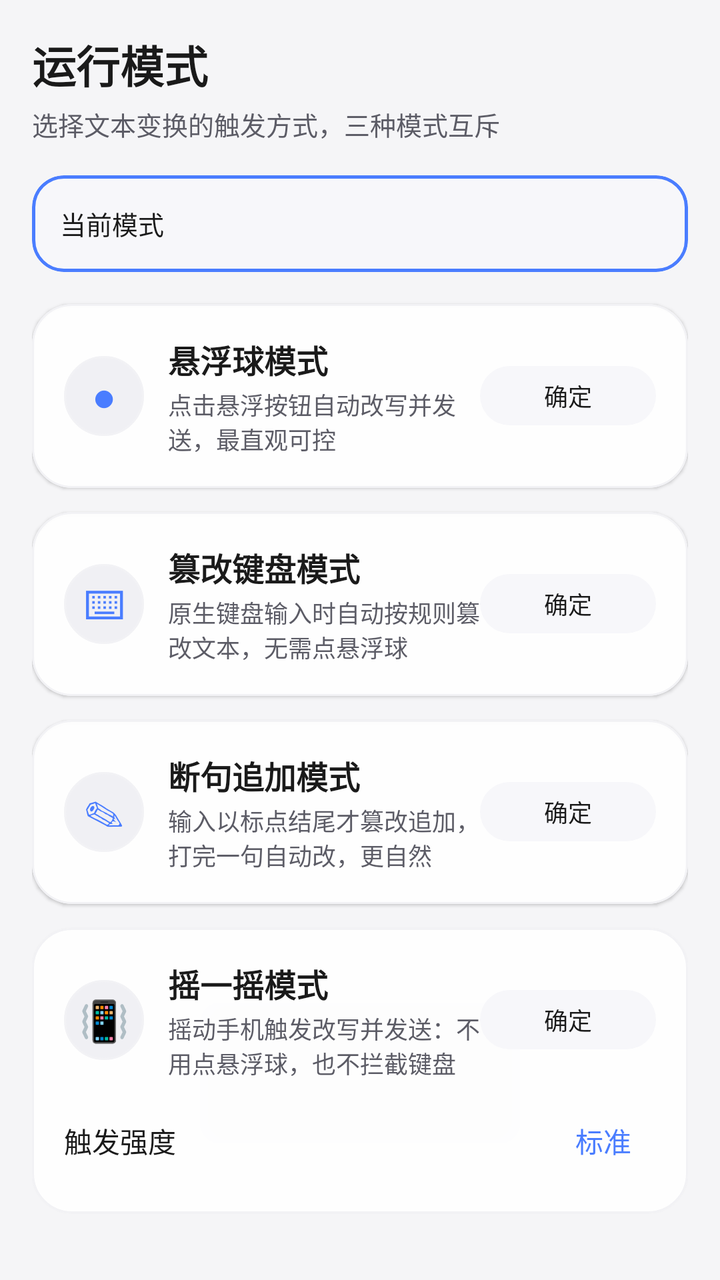
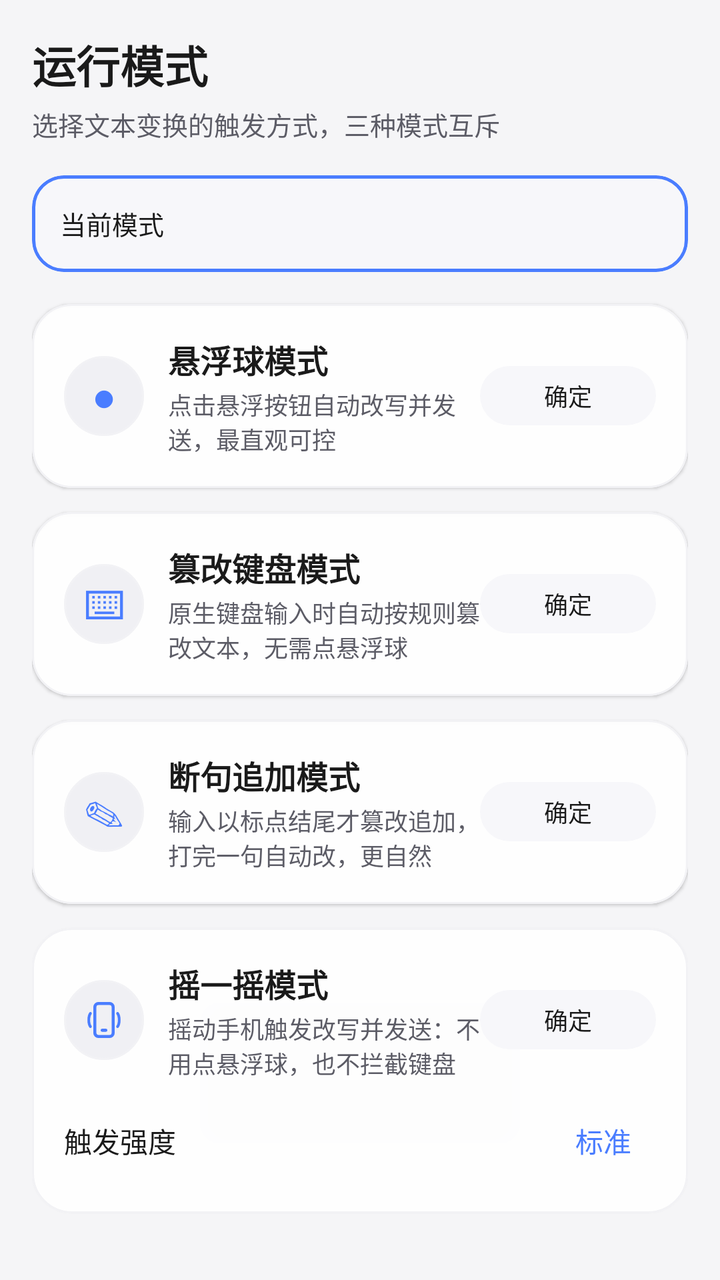

Compare the two renders of this Android layout. The source of the first and the diff that turns it into the second are given below.
<!-- AndroidManifest.xml: application theme Theme.NekoType -->
<!-- res/layout/fragment_mode.xml -->
<?xml version="1.0" encoding="utf-8"?>
<androidx.core.widget.NestedScrollView xmlns:android="http://schemas.android.com/apk/res/android"
    xmlns:app="http://schemas.android.com/apk/res-auto"
    android:layout_width="match_parent"
    android:layout_height="match_parent"
    android:fillViewport="true">

    <LinearLayout
        android:layout_width="match_parent"
        android:layout_height="wrap_content"
        android:orientation="vertical"
        android:padding="16dp">

        
        <TextView
            android:layout_width="wrap_content"
            android:layout_height="wrap_content"
            android:text="@string/mode_title"
            android:textSize="@dimen/ts_22"
            android:textStyle="bold"
            android:textColor="?attr/colorOnSurface"/>
        <TextView
            android:layout_width="match_parent"
            android:layout_height="wrap_content"
            android:text="@string/mode_subtitle"
            android:textSize="@dimen/ts_13"
            android:textColor="?attr/colorOnSurfaceVariant"
            android:layout_marginTop="4dp"
            android:layout_marginBottom="16dp"/>

        
        <com.google.android.material.card.MaterialCardView
            android:layout_width="match_parent"
            android:layout_height="wrap_content"
            app:cardCornerRadius="16dp"
            app:cardElevation="0dp"
            app:strokeColor="?attr/colorPrimary"
            app:strokeWidth="1.5dp"
            app:cardBackgroundColor="?attr/colorPrimaryContainer"
            android:layout_marginBottom="16dp">
            <LinearLayout
                android:layout_width="match_parent"
                android:layout_height="wrap_content"
                android:orientation="horizontal"
                android:gravity="center_vertical"
                android:padding="14dp">
                <TextView
                    android:layout_width="wrap_content"
                    android:layout_height="wrap_content"
                    android:text="@string/mode_current"
                    android:textSize="@dimen/ts_13"
                    android:textColor="?attr/colorOnPrimaryContainer"/>
                <TextView
                    android:id="@+id/tvCurrentMode"
                    android:layout_width="0dp"
                    android:layout_height="wrap_content"
                    android:layout_weight="1"
                    android:layout_marginStart="8dp"
                    android:textSize="@dimen/ts_15"
                    android:textStyle="bold"
                    android:textColor="?attr/colorOnPrimaryContainer"/>
            </LinearLayout>
        </com.google.android.material.card.MaterialCardView>

        
        <com.google.android.material.card.MaterialCardView
            android:id="@+id/cardModeFab"
            android:layout_width="match_parent"
            android:layout_height="wrap_content"
            app:cardCornerRadius="20dp"
            app:cardElevation="1dp"
            app:strokeColor="?attr/colorOutlineVariant"
            app:strokeWidth="1dp"
            app:cardBackgroundColor="?attr/colorSurface"
            android:layout_marginBottom="12dp"
            android:clickable="true"
            android:focusable="true"
            android:foreground="?attr/selectableItemBackground">
            <LinearLayout
                android:layout_width="match_parent"
                android:layout_height="wrap_content"
                android:orientation="vertical"
                android:padding="16dp">
                <LinearLayout
                    android:layout_width="match_parent"
                    android:layout_height="wrap_content"
                    android:orientation="horizontal"
                    android:gravity="center_vertical">
                    <TextView
                        android:layout_width="40dp"
                        android:layout_height="40dp"
                        android:text="●"
                        android:textSize="@dimen/ts_20"
                        android:gravity="center"
                        android:textColor="@color/md_theme_primary"
                        android:background="@drawable/bg_circle"/>
                    <LinearLayout
                        android:layout_width="0dp"
                        android:layout_height="wrap_content"
                        android:layout_weight="1"
                        android:layout_marginStart="12dp"
                        android:orientation="vertical">
                        <TextView
                            android:layout_width="wrap_content"
                            android:layout_height="wrap_content"
                            android:text="@string/mode_fab"
                            android:textSize="@dimen/ts_16"
                            android:textStyle="bold"
                            android:textColor="?attr/colorOnSurface"/>
                        <TextView
                            android:layout_width="match_parent"
                            android:layout_height="wrap_content"
                            android:text="@string/mode_fab_desc"
                            android:textSize="@dimen/ts_12"
                            android:textColor="?attr/colorOnSurfaceVariant"
                            android:layout_marginTop="2dp"/>
                    </LinearLayout>
                    <com.google.android.material.button.MaterialButton
                        android:id="@+id/btnSelectFab"
                        style="@style/Widget.Material3.Button.TonalButton"
                        android:layout_width="wrap_content"
                        android:layout_height="wrap_content"
                        android:minHeight="36dp"
                        android:textSize="@dimen/ts_12"
                        android:text="@string/u71"/>
                </LinearLayout>
            </LinearLayout>
        </com.google.android.material.card.MaterialCardView>

        
        <com.google.android.material.card.MaterialCardView
            android:id="@+id/cardModeForce"
            android:layout_width="match_parent"
            android:layout_height="wrap_content"
            app:cardCornerRadius="20dp"
            app:cardElevation="1dp"
            app:strokeColor="?attr/colorOutlineVariant"
            app:strokeWidth="1dp"
            app:cardBackgroundColor="?attr/colorSurface"
            android:layout_marginBottom="12dp"
            android:clickable="true"
            android:focusable="true"
            android:foreground="?attr/selectableItemBackground">
            <LinearLayout
                android:layout_width="match_parent"
                android:layout_height="wrap_content"
                android:orientation="vertical"
                android:padding="16dp">
                <LinearLayout
                    android:layout_width="match_parent"
                    android:layout_height="wrap_content"
                    android:orientation="horizontal"
                    android:gravity="center_vertical">
                    <TextView
                        android:layout_width="40dp"
                        android:layout_height="40dp"
                        android:text="⌨"
                        android:textSize="@dimen/ts_20"
                        android:gravity="center"
                        android:textColor="@color/md_theme_primary"
                        android:background="@drawable/bg_circle"/>
                    <LinearLayout
                        android:layout_width="0dp"
                        android:layout_height="wrap_content"
                        android:layout_weight="1"
                        android:layout_marginStart="12dp"
                        android:orientation="vertical">
                        <TextView
                            android:layout_width="wrap_content"
                            android:layout_height="wrap_content"
                            android:text="@string/mode_force_keyboard"
                            android:textSize="@dimen/ts_16"
                            android:textStyle="bold"
                            android:textColor="?attr/colorOnSurface"/>
                        <TextView
                            android:layout_width="match_parent"
                            android:layout_height="wrap_content"
                            android:text="@string/mode_force_keyboard_desc"
                            android:textSize="@dimen/ts_12"
                            android:textColor="?attr/colorOnSurfaceVariant"
                            android:layout_marginTop="2dp"/>
                    </LinearLayout>
                    <com.google.android.material.button.MaterialButton
                        android:id="@+id/btnSelectForce"
                        style="@style/Widget.Material3.Button.TonalButton"
                        android:layout_width="wrap_content"
                        android:layout_height="wrap_content"
                        android:minHeight="36dp"
                        android:textSize="@dimen/ts_12"
                        android:text="@string/u71"/>
                </LinearLayout>
            </LinearLayout>
        </com.google.android.material.card.MaterialCardView>

        
        <com.google.android.material.card.MaterialCardView
            android:id="@+id/cardModePunct"
            android:layout_width="match_parent"
            android:layout_height="wrap_content"
            app:cardCornerRadius="20dp"
            app:cardElevation="1dp"
            app:strokeColor="?attr/colorOutlineVariant"
            app:strokeWidth="1dp"
            app:cardBackgroundColor="?attr/colorSurface"
            android:layout_marginBottom="12dp"
            android:clickable="true"
            android:focusable="true"
            android:foreground="?attr/selectableItemBackground">
            <LinearLayout
                android:layout_width="match_parent"
                android:layout_height="wrap_content"
                android:orientation="vertical"
                android:padding="16dp">
                <LinearLayout
                    android:layout_width="match_parent"
                    android:layout_height="wrap_content"
                    android:orientation="horizontal"
                    android:gravity="center_vertical">
                    <TextView
                        android:layout_width="40dp"
                        android:layout_height="40dp"
                        android:text="✎"
                        android:textSize="@dimen/ts_20"
                        android:gravity="center"
                        android:textColor="@color/md_theme_primary"
                        android:background="@drawable/bg_circle"/>
                    <LinearLayout
                        android:layout_width="0dp"
                        android:layout_height="wrap_content"
                        android:layout_weight="1"
                        android:layout_marginStart="12dp"
                        android:orientation="vertical">
                        <TextView
                            android:layout_width="wrap_content"
                            android:layout_height="wrap_content"
                            android:text="@string/mode_punct_append"
                            android:textSize="@dimen/ts_16"
                            android:textStyle="bold"
                            android:textColor="?attr/colorOnSurface"/>
                        <TextView
                            android:layout_width="match_parent"
                            android:layout_height="wrap_content"
                            android:text="@string/mode_punct_append_desc"
                            android:textSize="@dimen/ts_12"
                            android:textColor="?attr/colorOnSurfaceVariant"
                            android:layout_marginTop="2dp"/>
                    </LinearLayout>
                    <com.google.android.material.button.MaterialButton
                        android:id="@+id/btnSelectPunct"
                        style="@style/Widget.Material3.Button.TonalButton"
                        android:layout_width="wrap_content"
                        android:layout_height="wrap_content"
                        android:minHeight="36dp"
                        android:textSize="@dimen/ts_12"
                        android:text="@string/u71"/>
                </LinearLayout>
            </LinearLayout>
        </com.google.android.material.card.MaterialCardView>

        
        <com.google.android.material.card.MaterialCardView
            android:id="@+id/cardModeShake"
            android:layout_width="match_parent"
            android:layout_height="wrap_content"
            app:cardCornerRadius="20dp"
            app:cardElevation="1dp"
            app:strokeColor="?attr/colorOutlineVariant"
            app:strokeWidth="1dp"
            app:cardBackgroundColor="?attr/colorSurface"
            android:layout_marginBottom="12dp"
            android:clickable="true"
            android:focusable="true"
            android:foreground="?attr/selectableItemBackground">
            <LinearLayout
                android:layout_width="match_parent"
                android:layout_height="wrap_content"
                android:orientation="vertical"
                android:padding="16dp">
                <LinearLayout
                    android:layout_width="match_parent"
                    android:layout_height="wrap_content"
                    android:orientation="horizontal"
                    android:gravity="center_vertical">
                    <TextView
                        android:layout_width="40dp"
                        android:layout_height="40dp"
                        android:text="📳"
                        android:textSize="@dimen/ts_20"
                        android:gravity="center"
                        android:textColor="@color/md_theme_primary"
                        android:background="@drawable/bg_circle"/>
                    <LinearLayout
                        android:layout_width="0dp"
                        android:layout_height="wrap_content"
                        android:layout_weight="1"
                        android:layout_marginStart="12dp"
                        android:orientation="vertical">
                        <TextView
                            android:layout_width="wrap_content"
                            android:layout_height="wrap_content"
                            android:text="@string/mode_shake"
                            android:textSize="@dimen/ts_16"
                            android:textStyle="bold"
                            android:textColor="?attr/colorOnSurface"/>
                        <TextView
                            android:layout_width="match_parent"
                            android:layout_height="wrap_content"
                            android:text="@string/mode_shake_desc"
                            android:textSize="@dimen/ts_12"
                            android:textColor="?attr/colorOnSurfaceVariant"
                            android:layout_marginTop="2dp"/>
                    </LinearLayout>
                    <com.google.android.material.button.MaterialButton
                        android:id="@+id/btnSelectShake"
                        style="@style/Widget.Material3.Button.TonalButton"
                        android:layout_width="wrap_content"
                        android:layout_height="wrap_content"
                        android:minHeight="36dp"
                        android:textSize="@dimen/ts_12"
                        android:text="@string/u71"/>
                </LinearLayout>
                <LinearLayout
                    android:layout_width="match_parent"
                    android:layout_height="wrap_content"
                    android:orientation="horizontal"
                    android:gravity="center_vertical"
                    android:layout_marginTop="10dp">
                    <TextView
                        android:layout_width="0dp"
                        android:layout_height="wrap_content"
                        android:layout_weight="1"
                        android:text="@string/shake_strength_label"
                        android:textSize="@dimen/ts_14"
                        android:textColor="?attr/colorOnSurface"/>
                    <com.google.android.material.button.MaterialButton
                        android:id="@+id/btnSelectShakeStrength"
                        style="@style/Widget.Material3.Button.TextButton"
                        android:layout_width="wrap_content"
                        android:layout_height="wrap_content"
                        android:minWidth="0dp"
                        android:minHeight="0dp"
                        android:text="@string/shake_level_standard"/>
                </LinearLayout>
            </LinearLayout>
        </com.google.android.material.card.MaterialCardView>

        
        <TextView
            android:layout_width="wrap_content"
            android:layout_height="wrap_content"
            android:text="@string/i15"
            android:textSize="@dimen/ts_15"
            android:textStyle="bold"
            android:textColor="?attr/colorOnSurface"
            android:layout_marginTop="18dp"
            android:layout_marginBottom="8dp"/>

        <com.google.android.material.card.MaterialCardView
            android:layout_width="match_parent"
            android:layout_height="wrap_content"
            app:cardCornerRadius="20dp"
            app:cardElevation="1dp"
            app:strokeColor="?attr/colorOutlineVariant"
            app:strokeWidth="1dp"
            app:cardBackgroundColor="?attr/colorSurface">
            <LinearLayout
                android:layout_width="match_parent"
                android:layout_height="wrap_content"
                android:orientation="vertical"
                android:paddingStart="16dp"
                android:paddingEnd="16dp"
                android:paddingTop="8dp"
                android:paddingBottom="8dp">

                <LinearLayout
                    android:layout_width="match_parent"
                    android:layout_height="wrap_content"
                    android:orientation="horizontal"
                    android:gravity="center_vertical"
                    android:paddingTop="6dp"
                    android:paddingBottom="6dp">
                    <TextView
                        android:layout_width="0dp"
                        android:layout_height="wrap_content"
                        android:layout_weight="1"
                        android:text="@string/t61"
                        android:textSize="@dimen/ts_15"
                        android:textColor="?attr/colorOnSurface"/>
                    <com.google.android.material.materialswitch.MaterialSwitch
                        android:id="@+id/swLock"
                        android:layout_width="wrap_content"
                        android:layout_height="wrap_content"/>
                </LinearLayout>
                <TextView
                    android:layout_width="match_parent"
                    android:layout_height="wrap_content"
                    android:text="@string/t62"
                    android:textSize="@dimen/ts_11"
                    android:textColor="?attr/colorOnSurfaceVariant"/>
                <View android:layout_width="match_parent" android:layout_height="1dp" android:background="?attr/colorOutlineVariant"/>

                <LinearLayout
                    android:layout_width="match_parent"
                    android:layout_height="wrap_content"
                    android:orientation="horizontal"
                    android:gravity="center_vertical"
                    android:paddingTop="6dp"
                    android:paddingBottom="6dp">
                    <TextView
                        android:layout_width="0dp"
                        android:layout_height="wrap_content"
                        android:layout_weight="1"
                        android:text="@string/t67"
                        android:textSize="@dimen/ts_15"
                        android:textColor="?attr/colorOnSurface"/>
                    <com.google.android.material.materialswitch.MaterialSwitch
                        android:id="@+id/swHiddenMode"
                        android:layout_width="wrap_content"
                        android:layout_height="wrap_content"/>
                </LinearLayout>
                <TextView
                    android:layout_width="match_parent"
                    android:layout_height="wrap_content"
                    android:text="@string/t68"
                    android:textSize="@dimen/ts_11"
                    android:textColor="?attr/colorOnSurfaceVariant"/>
                <View android:layout_width="match_parent" android:layout_height="1dp" android:background="?attr/colorOutlineVariant"/>

                <LinearLayout
                    android:layout_width="match_parent"
                    android:layout_height="wrap_content"
                    android:orientation="horizontal"
                    android:gravity="center_vertical"
                    android:paddingTop="6dp"
                    android:paddingBottom="6dp">
                    <TextView
                        android:layout_width="0dp"
                        android:layout_height="wrap_content"
                        android:layout_weight="1"
                        android:text="@string/t63"
                        android:textSize="@dimen/ts_15"
                        android:textColor="?attr/colorOnSurface"/>
                    <com.google.android.material.materialswitch.MaterialSwitch
                        android:id="@+id/swHeartbeat"
                        android:layout_width="wrap_content"
                        android:layout_height="wrap_content"/>
                </LinearLayout>
                <TextView
                    android:layout_width="match_parent"
                    android:layout_height="wrap_content"
                    android:text="@string/t64"
                    android:textSize="@dimen/ts_11"
                    android:textColor="?attr/colorOnSurfaceVariant"/>
                <View android:layout_width="match_parent" android:layout_height="1dp" android:background="?attr/colorOutlineVariant"/>

                <LinearLayout
                    android:layout_width="match_parent"
                    android:layout_height="wrap_content"
                    android:orientation="horizontal"
                    android:gravity="center_vertical"
                    android:paddingTop="6dp"
                    android:paddingBottom="6dp">
                    <TextView
                        android:layout_width="0dp"
                        android:layout_height="wrap_content"
                        android:layout_weight="1"
                        android:text="@string/t65"
                        android:textSize="@dimen/ts_15"
                        android:textColor="?attr/colorOnSurface"/>
                    <com.google.android.material.materialswitch.MaterialSwitch
                        android:id="@+id/swCrashRestart"
                        android:layout_width="wrap_content"
                        android:layout_height="wrap_content"/>
                </LinearLayout>
                <TextView
                    android:layout_width="match_parent"
                    android:layout_height="wrap_content"
                    android:text="@string/t66"
                    android:textSize="@dimen/ts_11"
                    android:textColor="?attr/colorOnSurfaceVariant"
                    android:paddingBottom="4dp"/>
            </LinearLayout>
        </com.google.android.material.card.MaterialCardView>

        <TextView
            android:layout_width="match_parent"
            android:layout_height="wrap_content"
            android:textSize="@dimen/ts_12"
            android:textColor="?attr/colorOnSurfaceVariant"
            android:layout_marginTop="14dp"
            android:layout_marginBottom="28dp"
            android:text="@string/t73"/>
    </LinearLayout>
</androidx.core.widget.NestedScrollView>
<!-- resources referenced by this layout -->
<resources>
  <color name="md_theme_primary">@color/accent_blue</color>
  <dimen name="ts_11">11sp</dimen>
  <dimen name="ts_12">12sp</dimen>
  <dimen name="ts_13">13sp</dimen>
  <dimen name="ts_14">14sp</dimen>
  <dimen name="ts_15">15sp</dimen>
  <dimen name="ts_16">16sp</dimen>
  <dimen name="ts_20">20sp</dimen>
  <dimen name="ts_22">22sp</dimen>
  <!-- drawable bg_circle (drawable) -->
  <?xml version="1.0" encoding="utf-8"?>
  <shape xmlns:android="http://schemas.android.com/apk/res/android"
      android:shape="oval">
      <solid android:color="@color/bg_2"/>
      <stroke android:width="1dp" android:color="@color/divider"/>
  </shape>
  <string name="i15">安全与保活</string>
  <string name="mode_current">当前模式</string>
  <string name="mode_fab">悬浮球模式</string>
  <string name="mode_fab_desc">点击悬浮按钮自动改写并发送，最直观可控</string>
  <string name="mode_force_keyboard">篡改键盘模式</string>
  <string name="mode_force_keyboard_desc">原生键盘输入时自动按规则篡改文本，无需点悬浮球</string>
  <string name="mode_punct_append">断句追加模式</string>
  <string name="mode_punct_append_desc">输入以标点结尾才篡改追加，打完一句自动改，更自然</string>
  <string name="mode_shake">摇一摇模式</string>
  <string name="mode_shake_desc">摇动手机触发改写并发送：不用点悬浮球，也不拦截键盘</string>
  <string name="mode_subtitle">选择文本变换的触发方式，三种模式互斥</string>
  <string name="mode_title">运行模式</string>
  <string name="shake_level_standard">标准</string>
  <string name="shake_strength_label">触发强度</string>
  <string name="t61">密码锁定</string>
  <string name="t62">开启后停止服务需输入密码；配合设备管理员可防杀后台（从最近任务划掉后自动复活）。首次开启直接设置密码</string>
  <string name="t63">心跳保活</string>
  <string name="t64">每 60 秒闹钟唤醒拉活服务，被系统杀了也能复活（耗电略增，建议配合隐藏模式使用）</string>
  <string name="t65">崩溃自启</string>
  <string name="t66">进程崩溃时自动拉起悬浮服务，防止一次闪退导致服务失联（默认开启）</string>
  <string name="t67">隐藏模式</string>
  <string name="t68">隐藏桌面图标，后台无法显示，别人杀不掉（应用名不加密）；仅通知栏「停止服务」+ 密码可恢复。需先开启密码锁定</string>
  <string name="t73">小贴士：可在系统快捷设置面板添加「NekoType」磁贴，下拉即可一键开关服务；更多选项见右上角设置。</string>
  <string name="u71">确定</string>
  <color name="accent_blue">#4A7DFF</color>
  <color name="bg_2">#F0F0F4</color>
  <color name="divider">@color/border_glass</color>
  <color name="md_theme_onPrimary">#FFFFFF</color>
  <color name="glass_strong">#F7F7FA</color>
  <color name="fg_0">#1A1A1A</color>
  <color name="accent_purple">#9B6CFF</color>
  <color name="fg_1">#5C5C66</color>
  <color name="border_glass">#F2F2F5</color>
  <color name="bg_0">#F5F5F7</color>
  <style name="NekoWindowAnim" parent="@android:style/Animation.Activity">
          <item name="android:activityOpenEnterAnimation">@anim/cyber_activity_enter</item>
          <item name="android:activityOpenExitAnimation">@anim/cyber_activity_exit</item>
          <item name="android:activityCloseEnterAnimation">@anim/cyber_activity_enter</item>
          <item name="android:activityCloseExitAnimation">@null</item>
      </style>
  <!-- unchanged entries left out for length: 1 -->
</resources>

<!-- the commit's change to res/layout/fragment_mode.xml (unified diff, before → after) -->
@@ -281,14 +281,14 @@
                     android:layout_height="wrap_content"
                     android:orientation="horizontal"
                     android:gravity="center_vertical">
-                    <TextView
+                    <ImageView
                         android:layout_width="40dp"
                         android:layout_height="40dp"
-                        android:text="📳"
-                        android:textSize="@dimen/ts_20"
-                        android:gravity="center"
-                        android:textColor="@color/md_theme_primary"
-                        android:background="@drawable/bg_circle"/>
+                        android:padding="9dp"
+                        android:background="@drawable/bg_circle"
+                        android:src="@drawable/ic_mode_shake"
+                        android:tint="@color/md_theme_primary"
+                        android:contentDescription="@string/mode_shake"/>
                     <LinearLayout
                         android:layout_width="0dp"
                         android:layout_height="wrap_content"
<!-- resource entries referenced after the edit -->
@@ -16,6 +16,36 @@
       <solid android:color="@color/bg_2"/>
       <stroke android:width="1dp" android:color="@color/divider"/>
   </shape>
+  <!-- drawable ic_mode_shake (drawable) -->
+  <?xml version="1.0" encoding="utf-8"?>
+  <vector xmlns:android="http://schemas.android.com/apk/res/android"
+      android:width="24dp"
+      android:height="24dp"
+      android:viewportWidth="24"
+      android:viewportHeight="24">
+      <path
+          android:pathData="M9,3h6a2,2 0 0 1 2,2v14a2,2 0 0 1 -2,2H9a2,2 0 0 1 -2,-2V5a2,2 0 0 1 2,-2z"
+          android:strokeColor="#FF000000"
+          android:strokeWidth="1.7"
+          android:fillColor="#00000000"/>
+      <path
+          android:pathData="M11,17.6h2"
+          android:strokeColor="#FF000000"
+          android:strokeWidth="1.7"
+          android:strokeLineCap="round"/>
+      <path
+          android:pathData="M4.6,8.4C3.4,10 3.4,14 4.6,15.6"
+          android:strokeColor="#FF000000"
+          android:strokeWidth="1.5"
+          android:strokeLineCap="round"
+          android:fillColor="#00000000"/>
+      <path
+          android:pathData="M19.4,8.4C20.6,10 20.6,14 19.4,15.6"
+          android:strokeColor="#FF000000"
+          android:strokeWidth="1.5"
+          android:strokeLineCap="round"
+          android:fillColor="#00000000"/>
+  </vector>
   <string name="i15">安全与保活</string>
   <string name="mode_current">当前模式</string>
   <string name="mode_fab">悬浮球模式</string>
